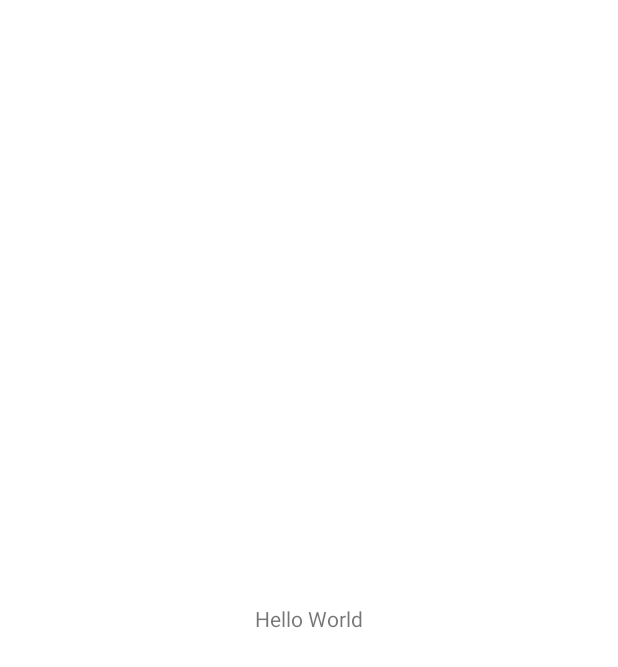
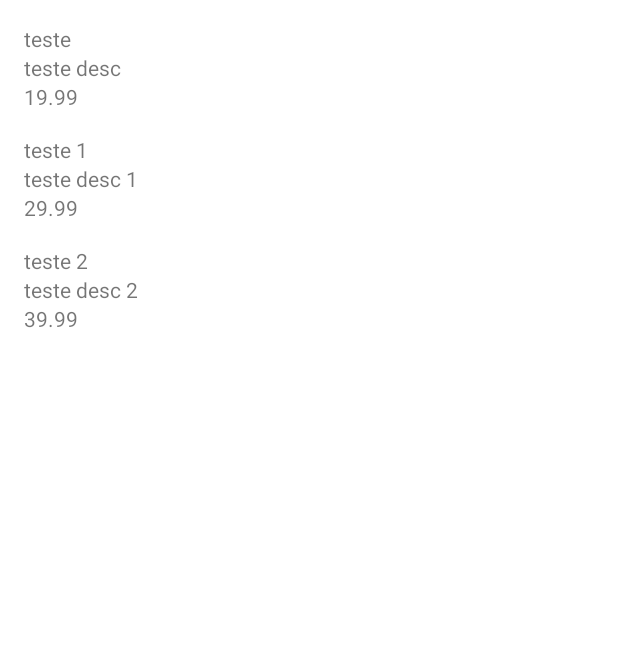
Before and after one commit to eduardoperetto/android-simple-list, an Android app: the screen it shows after launch (MainActivity), on a phone screen of 412 x 824 dp. Before the commit the part shown is almost empty. Shown: the top 667 px of the screen. Run offline under Robolectric (Android 15) with nearby library versions, the phone set to English and light mode, and no system bars.

Commit message:
feat: recyclerView and adapter

```diff
--- a/app/src/main/AndroidManifest.xml
+++ b/app/src/main/AndroidManifest.xml
@@ -13,7 +13,7 @@
         android:theme="@style/Theme.SimpleCRUD"
         tools:targetApi="31">
         <activity
-            android:name=".MainActivity"
+            android:name=".ui.activity.MainActivity"
             android:exported="true">
             <intent-filter>
                 <action android:name="android.intent.action.MAIN" />
--- a/app/src/main/java/com/eduardoperetto/simplecrud/MainActivity.kt
+++ /dev/null
@@ -1,14 +0,0 @@
-package com.eduardoperetto.simplecrud
-
-import android.app.Activity
-import android.os.Bundle
-import android.view.View
-import android.widget.TextView
-import android.widget.Toast
-
-class MainActivity: Activity() {
-    override fun onCreate(savedInstanceState: Bundle?) {
-        super.onCreate(savedInstanceState)
-        setContentView(R.layout.activity_main)
-    }
-}
--- /dev/null
+++ b/app/src/main/java/com/eduardoperetto/simplecrud/models/Product.kt
@@ -0,0 +1,9 @@
+package com.eduardoperetto.simplecrud.models
+
+import java.math.BigDecimal
+
+data class Product(
+    val name: String,
+    val description: String,
+    val value: BigDecimal
+)
--- /dev/null
+++ b/app/src/main/java/com/eduardoperetto/simplecrud/ui/activity/MainActivity.kt
@@ -0,0 +1,33 @@
+package com.eduardoperetto.simplecrud.ui.activity
+
+import android.app.Activity
+import android.os.Bundle
+import androidx.recyclerview.widget.RecyclerView
+import com.eduardoperetto.simplecrud.R
+import com.eduardoperetto.simplecrud.models.Product
+import com.eduardoperetto.simplecrud.ui.recyclerview.ProductListAdapter
+import java.math.BigDecimal
+
+class MainActivity: Activity() {
+
+    override fun onCreate(savedInstanceState: Bundle?) {
+        super.onCreate(savedInstanceState)
+        setContentView(R.layout.activity_main)
+        val recyclerView = findViewById<RecyclerView>(R.id.recyclerView)
+        recyclerView.adapter = ProductListAdapter(context = this, products = listOf(
+            Product(name = "teste",
+                description = "teste desc",
+                value = BigDecimal("19.99")
+            ),
+            Product(name = "teste 1",
+                description = "teste desc 1",
+                value = BigDecimal("29.99")
+            ),
+            Product(name = "teste 2",
+                description = "teste desc 2",
+                value = BigDecimal("39.99")
+            ),
+        ))
+    }
+
+}
--- /dev/null
+++ b/app/src/main/java/com/eduardoperetto/simplecrud/ui/recyclerview/ProductListAdapter.kt
@@ -0,0 +1,41 @@
+package com.eduardoperetto.simplecrud.ui.recyclerview
+
+import android.content.Context
+import android.view.LayoutInflater
+import android.view.View
+import android.view.ViewGroup
+import android.widget.TextView
+import androidx.recyclerview.widget.RecyclerView
+import com.eduardoperetto.simplecrud.R
+import com.eduardoperetto.simplecrud.models.Product
+
+class ProductListAdapter(
+    private val context: Context,
+    private val products: List<Product>
+) : RecyclerView.Adapter<ProductListAdapter.ViewHolder>() {
+
+    class ViewHolder(view: View) : RecyclerView.ViewHolder(view) {
+        fun bind(product: Product) {
+            val name = itemView.findViewById<TextView>(R.id.name)
+            name.text = product.name
+            val description = itemView.findViewById<TextView>(R.id.description)
+            description.text = product.description
+            val value = itemView.findViewById<TextView>(R.id.value)
+            value.text = product.value.toPlainString()
+        }
+    }
+
+    override fun onCreateViewHolder(parent: ViewGroup, viewType: Int): ViewHolder {
+        val inflater = LayoutInflater.from(context)
+        val view = inflater.inflate(R.layout.product_item, parent, false)
+        return ViewHolder(view)
+    }
+
+    override fun onBindViewHolder(holder: ViewHolder, position: Int) {
+        val product = products[position]
+        holder.bind(product)
+    }
+
+    override fun getItemCount(): Int = products.size
+
+}
--- a/app/src/main/res/layout/activity_main.xml
+++ b/app/src/main/res/layout/activity_main.xml
@@ -5,13 +5,17 @@
     android:layout_width="match_parent"
     android:layout_height="match_parent">
 
-    <TextView
-        android:id="@+id/textView"
-        android:layout_width="wrap_content"
-        android:layout_height="wrap_content"
-        android:text="Hello World"
+
+    <androidx.recyclerview.widget.RecyclerView
+        android:id="@+id/recyclerView"
+        android:layout_width="0dp"
+        android:layout_height="0dp"
         app:layout_constraintBottom_toBottomOf="parent"
         app:layout_constraintEnd_toEndOf="parent"
         app:layout_constraintStart_toStartOf="parent"
-        app:layout_constraintTop_toTopOf="parent" />
+        app:layout_constraintTop_toTopOf="parent"
+        tools:listitem="@layout/product_item"
+        app:layoutManager="androidx.recyclerview.widget.LinearLayoutManager"/>
+
+
 </androidx.constraintlayout.widget.ConstraintLayout>
--- /dev/null
+++ b/app/src/main/res/layout/product_item.xml
@@ -0,0 +1,41 @@
+<?xml version="1.0" encoding="utf-8"?>
+<androidx.constraintlayout.widget.ConstraintLayout xmlns:android="http://schemas.android.com/apk/res/android"
+    xmlns:app="http://schemas.android.com/apk/res-auto"
+    xmlns:tools="http://schemas.android.com/tools"
+    android:layout_width="match_parent"
+    android:layout_height="wrap_content">
+
+    <TextView
+        android:id="@+id/name"
+        android:layout_width="0dp"
+        android:layout_height="wrap_content"
+        android:layout_margin="16dp"
+        app:layout_constraintEnd_toEndOf="parent"
+        app:layout_constraintStart_toStartOf="parent"
+        app:layout_constraintTop_toTopOf="parent"
+        tools:text="Product 1" />
+
+    <TextView
+        android:id="@+id/description"
+        android:layout_width="0dp"
+        android:layout_height="wrap_content"
+        android:layout_marginStart="16dp"
+        android:layout_marginEnd="16dp"
+        app:layout_constraintEnd_toEndOf="parent"
+        app:layout_constraintStart_toStartOf="parent"
+        app:layout_constraintTop_toBottomOf="@id/name"
+        tools:text="Description 1" />
+
+    <TextView
+        android:id="@+id/value"
+        android:layout_width="0dp"
+        android:layout_height="wrap_content"
+        android:layout_marginStart="16dp"
+        android:layout_marginEnd="16dp"
+        app:layout_constraintEnd_toEndOf="parent"
+        app:layout_constraintStart_toStartOf="parent"
+        app:layout_constraintTop_toBottomOf="@id/description"
+        tools:text="19.99" />
+
+
+</androidx.constraintlayout.widget.ConstraintLayout>
```
